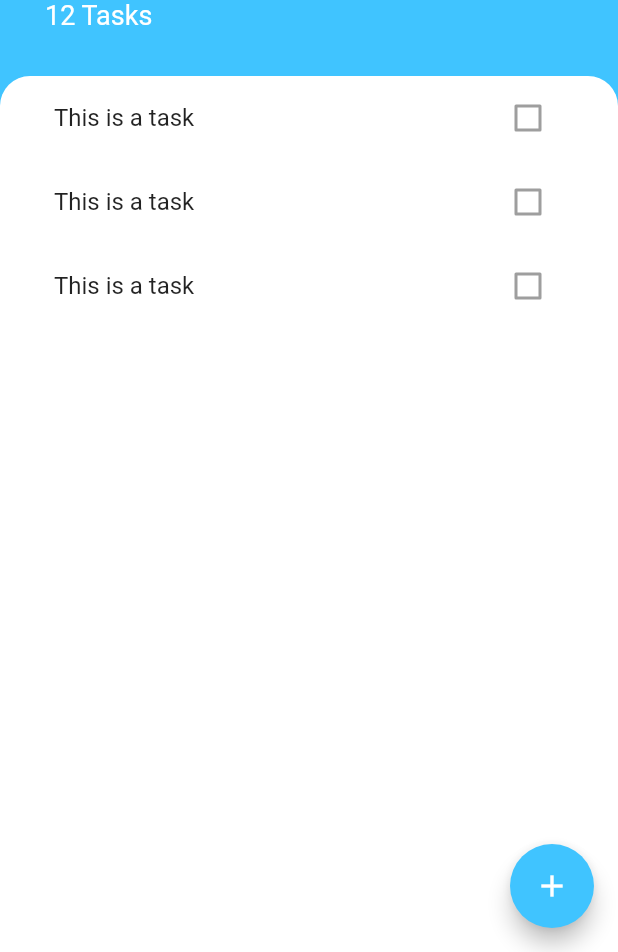
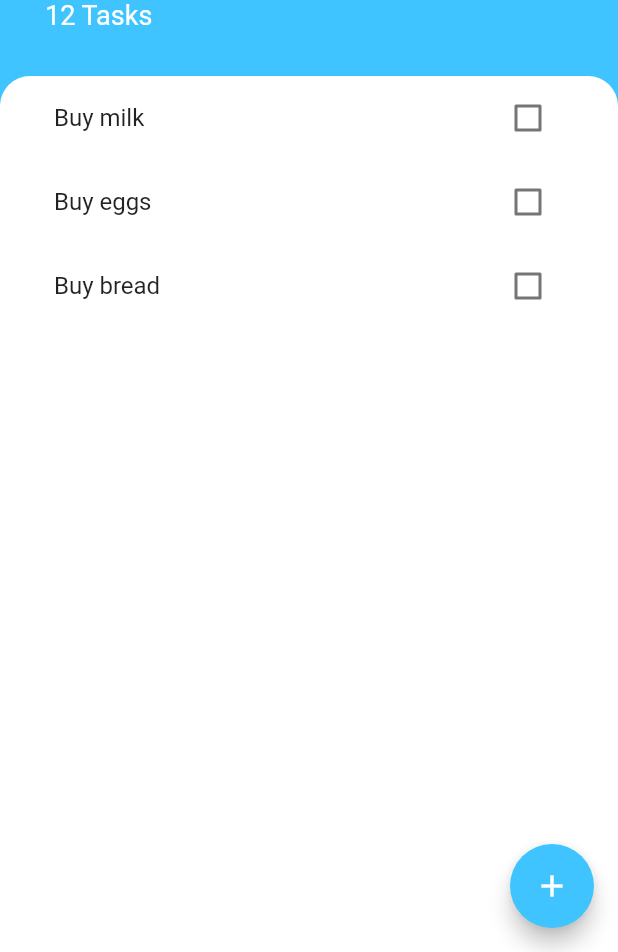
Before and after one commit to Linkonsq/ToDo-App, a Flutter app: the screen it shows after launch, on a phone screen of 412 x 824 dp, the part 284-1236 px from its top. Run offline on Flutter 3.47's test engine with Material 2 defaults, Android fonts, the phone set to English and light mode, and no system bars.

Commit message:
Create dynamic list with ListView Builder

```diff
--- /dev/null
+++ b/lib/models/task.dart
@@ -0,0 +1,10 @@
+class Task {
+  final String name;
+  bool isDone;
+
+  Task({this.name, this.isDone = false});
+
+  void toggleDone() {
+    isDone = !isDone;
+  }
+}
--- a/lib/widgets/tasks_list.dart
+++ b/lib/widgets/tasks_list.dart
@@ -1,15 +1,34 @@
 import 'package:flutter/material.dart';
 import 'tasks_tile.dart';
+import 'package:todoey/models/task.dart';
 
-class TasksList extends StatelessWidget {
+class TasksList extends StatefulWidget {
+  @override
+  _TasksListState createState() => _TasksListState();
+}
+
+class _TasksListState extends State<TasksList> {
+  List<Task> tasks = [
+    Task(name: 'Buy milk'),
+    Task(name: 'Buy eggs'),
+    Task(name: 'Buy bread'),
+  ];
+
   @override
   Widget build(BuildContext context) {
-    return ListView(
-      children: <Widget>[
-        TaskTile(),
-        TaskTile(),
-        TaskTile(),
-      ],
+    return ListView.builder(
+      itemBuilder: (context, index) {
+        return TaskTile(
+          taskTitle: tasks[index].name,
+          isChecked: tasks[index].isDone,
+          checkboxCallback: (checkboxState) {
+            setState(() {
+              tasks[index].toggleDone();
+            });
+          },
+        );
+      },
+      itemCount: tasks.length,
     );
   }
 }
--- a/lib/widgets/tasks_tile.dart
+++ b/lib/widgets/tasks_tile.dart
@@ -1,12 +1,25 @@
 import 'package:flutter/material.dart';
 
 class TaskTile extends StatelessWidget {
+  final bool isChecked;
+  final String taskTitle;
+  final Function checkboxCallback;
+
+  TaskTile({this.isChecked, this.taskTitle, this.checkboxCallback});
+
   @override
   Widget build(BuildContext context) {
     return ListTile(
-      title: Text('This is a task'),
+      title: Text(
+        taskTitle,
+        style: TextStyle(
+          decoration: isChecked ? TextDecoration.lineThrough : null,
+        ),
+      ),
       trailing: Checkbox(
-        value: false,
+        activeColor: Colors.lightBlueAccent,
+        value: isChecked,
+        onChanged: checkboxCallback,
       ),
     );
   }
```
